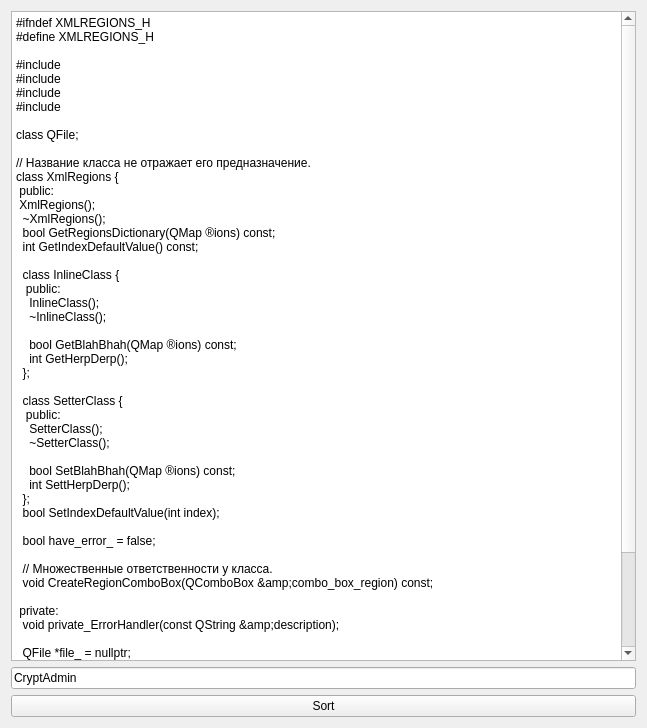
The window that mainwindow.ui (VoreWind/ClassMethodSorter) describes before a commit, drawn with Qt 5.
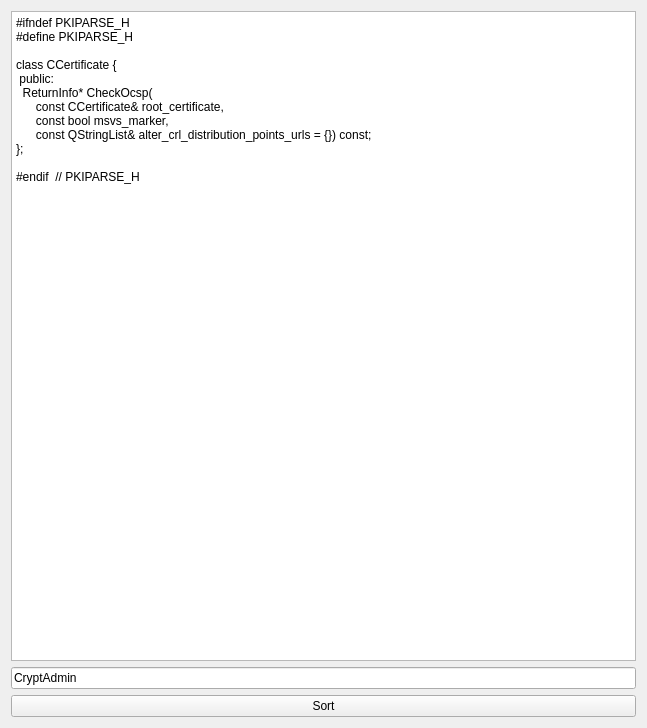
The same window after the commit.

Commit message: Fix the crash when parsing method containing ={} statement

Patch:
```diff
--- a/mainwindow.ui
+++ b/mainwindow.ui
@@ -25,58 +25,18 @@
     <item row="0" column="0">
      <widget class="QPlainTextEdit" name="segment_text_edit">
       <property name="plainText">
-       <string>#ifndef XMLREGIONS_H
-#define XMLREGIONS_H
+       <string>#ifndef PKIPARSE_H
+#define PKIPARSE_H
 
-#include &lt;QComboBox&gt;
-#include &lt;QMap&gt;
-#include &lt;QXmlStreamReader&gt;
-#include &lt;QXmlStreamWriter&gt;
-
-class QFile;
-
-// Название класса не отражает его предназначение.
-class XmlRegions {
+class CCertificate {
  public:
- XmlRegions();
-  ~XmlRegions();
-  bool GetRegionsDictionary(QMap&lt;QString, QString&gt; &amp;regions) const;
-  int GetIndexDefaultValue() const;
-
-  class InlineClass {
-   public:
-    InlineClass();
-    ~InlineClass();
-
-    bool GetBlahBhah(QMap&lt;QString, QString&gt; &amp;regions) const;
-    int GetHerpDerp();
-  };
-
-  class SetterClass {
-   public:
-    SetterClass();
-    ~SetterClass();
-
-    bool SetBlahBhah(QMap&lt;QString, QString&gt; &amp;regions) const;
-    int SettHerpDerp();
-  };
-  bool SetIndexDefaultValue(int index);
-
-  bool have_error_ = false;
-
-  // Множественные ответственности у класса.
-  void CreateRegionComboBox(QComboBox &amp;combo_box_region) const;
-
- private:
-  void private_ErrorHandler(const QString &amp;description);
-
-  QFile *file_ = nullptr;
-
-  QXmlStreamReader xml_on_index_position_;  // Несоответсвие имени переменной её
-                                            // функциональности.
+  ReturnInfo* CheckOcsp(
+      const CCertificate&amp; root_certificate,
+      const bool msvs_marker,
+      const QStringList&amp; alter_crl_distribution_points_urls = {}) const;
 };
 
-#endif  // XMLREGIONS_H
+#endif  // PKIPARSE_H
 </string>
       </property>
      </widget>
```
The commit also changes 2 other files.
